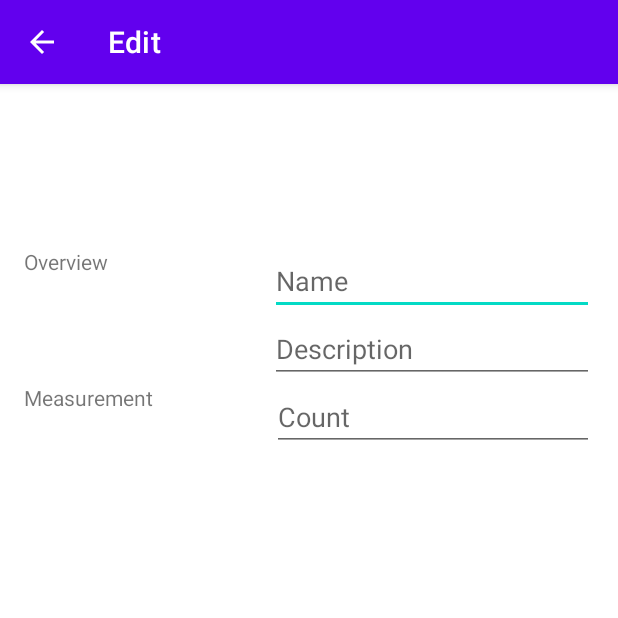
After one commit to parth-sh/inventory_app, an Android app: the EditorActivity screen opened directly, with no data from a screen before it, on a phone screen of 412 x 824 dp, the top half of it. The commit adds this screen. Run offline under Robolectric (Android 15) with nearby library versions, the phone set to English and light mode, and no system bars.

Commit message:
editor activity added

```diff
--- a/app/src/main/AndroidManifest.xml
+++ b/app/src/main/AndroidManifest.xml
@@ -2,17 +2,19 @@
 <manifest xmlns:android="http://schemas.android.com/apk/res/android"
     package="com.example.inventory_app">
 
-    <!--Hardware acceleration is required since TextureView is used. zxing-->
-
     <application
         android:allowBackup="true"
+        android:hardwareAccelerated="true"
         android:icon="@mipmap/ic_launcher"
         android:label="@string/app_name"
         android:roundIcon="@mipmap/ic_launcher_round"
         android:supportsRtl="true"
-        android:theme="@style/Theme.Inventory_app"
-        android:hardwareAccelerated="true"
-        >
+        android:theme="@style/Theme.Inventory_app">
+        <activity
+            android:name=".EditorActivity"
+            android:label="Edit"
+            android:parentActivityName=".CatalogActivity"
+            android:exported="false" />
         <activity
             android:name=".CatalogActivity"
             android:exported="true">
--- a/app/src/main/java/com/example/inventory_app/CatalogActivity.java
+++ b/app/src/main/java/com/example/inventory_app/CatalogActivity.java
@@ -3,6 +3,7 @@ package com.example.inventory_app;
 import androidx.activity.result.ActivityResultLauncher;
 import androidx.appcompat.app.AppCompatActivity;
 
+import android.content.Intent;
 import android.os.Bundle;
 import android.view.View;
 import android.widget.Toast;
@@ -20,7 +21,9 @@ public class CatalogActivity extends AppCompatActivity {
             if(result.getContents() == null) {
                 Toast.makeText(CatalogActivity.this, "Cancelled", Toast.LENGTH_LONG).show();
             } else {
-                Toast.makeText(CatalogActivity.this, "Scanned: " + result.getContents(), Toast.LENGTH_LONG).show();
+                Intent intent = new Intent(CatalogActivity.this, EditorActivity.class);
+                intent.putExtra("SCANNED_CODE",result.getContents());
+                startActivity(intent);
             }
     });
 
--- /dev/null
+++ b/app/src/main/java/com/example/inventory_app/EditorActivity.java
@@ -0,0 +1,30 @@
+package com.example.inventory_app;
+
+import androidx.appcompat.app.AppCompatActivity;
+
+import android.os.Bundle;
+import android.widget.EditText;
+import android.widget.TextView;
+
+public class EditorActivity extends AppCompatActivity {
+    TextView textViewScannedCode;
+    EditText editTextItemName;
+    EditText editTextItemDescription;
+    EditText editTextItemCount;
+
+    @Override
+    protected void onCreate(Bundle savedInstanceState) {
+        super.onCreate(savedInstanceState);
+        setContentView(R.layout.activity_editor);
+
+        String scanned_code = getIntent().getStringExtra("SCANNED_CODE");
+
+        textViewScannedCode = findViewById(R.id.textViewScannedCode);
+        editTextItemName = findViewById(R.id.edit_item_name);
+        editTextItemDescription = findViewById(R.id.edit_item_description);
+        editTextItemCount = findViewById(R.id.edit_item_count);
+
+        textViewScannedCode.setText(scanned_code);
+        textViewScannedCode.setTextSize(getResources().getDimension(R.dimen.text_size));
+    }
+}
--- /dev/null
+++ b/app/src/main/res/layout/activity_editor.xml
@@ -0,0 +1,93 @@
+<?xml version="1.0" encoding="utf-8"?>
+<LinearLayout xmlns:android="http://schemas.android.com/apk/res/android"
+    xmlns:app="http://schemas.android.com/apk/res-auto"
+    xmlns:tools="http://schemas.android.com/tools"
+    android:layout_width="match_parent"
+    android:layout_height="match_parent"
+    android:orientation="vertical"
+    tools:context=".EditorActivity">
+    <TextView
+        android:id="@+id/textViewScannedCode"
+        android:layout_width="match_parent"
+        android:layout_height="wrap_content"
+        android:layout_margin="@dimen/activity_margin"
+        android:gravity="center"
+        android:textColor="@color/black"
+        android:textStyle="bold" />
+
+    <LinearLayout
+        android:layout_width="match_parent"
+        android:layout_height="match_parent"
+        android:layout_margin="@dimen/activity_margin"
+        android:orientation="vertical">
+
+        <LinearLayout
+            android:layout_width="match_parent"
+            android:layout_height="wrap_content"
+            android:orientation="horizontal">
+
+            <!-- Label -->
+
+            <!-- Input fields -->
+
+            <TextView
+                android:layout_width="wrap_content"
+                android:layout_height="wrap_content"
+                android:layout_weight="1"
+                android:text="@string/category_overview" />
+
+            <LinearLayout
+                android:layout_width="0dp"
+                android:layout_height="wrap_content"
+                android:layout_weight="2"
+                android:orientation="vertical">
+
+                <!-- Name field -->
+                <EditText
+                    android:id="@+id/edit_item_name"
+                    android:layout_width="match_parent"
+                    android:layout_height="wrap_content"
+                    android:hint="@string/hint_item_name"
+                    android:inputType="textCapWords" />
+
+                <!-- Description field -->
+                <EditText
+                    android:id="@+id/edit_item_description"
+                    android:layout_width="match_parent"
+                    android:layout_height="wrap_content"
+                    android:hint="@string/hint_item_description"
+                    android:inputType="textCapWords" />
+            </LinearLayout>
+        </LinearLayout>
+
+        <LinearLayout
+            android:layout_width="match_parent"
+            android:layout_height="wrap_content"
+            android:orientation="horizontal">
+
+            <!-- Label -->
+            <TextView
+                android:layout_width="wrap_content"
+                android:layout_height="wrap_content"
+                android:layout_weight="1"
+                android:text="@string/category_count" />
+
+            <!-- Input fields -->
+            <LinearLayout
+                android:layout_width="wrap_content"
+                android:layout_height="wrap_content"
+                android:layout_weight="2"
+                android:orientation="vertical">
+
+                <!-- Count field -->
+                <EditText
+                    android:id="@+id/edit_item_count"
+                    android:layout_width="match_parent"
+                    android:layout_height="wrap_content"
+                    android:hint="@string/hint_item_count"
+                    android:inputType="number" />
+            </LinearLayout>
+        </LinearLayout>
+    </LinearLayout>
+
+</LinearLayout>
--- /dev/null
+++ b/app/src/main/res/values/dimens.xml
@@ -0,0 +1,11 @@
+<?xml version="1.0" encoding="utf-8"?>
+<resources>
+    <!-- Margin around the floating action button in CatalogActivity -->
+    <dimen name="fab_margin">16dp</dimen>
+
+    <!-- Common margin value used throughout the app -->
+    <dimen name="activity_margin">16dp</dimen>
+
+    <!-- Common text_size value used throughout the app -->
+    <dimen name="text_size">30sp</dimen>
+</resources>
--- a/app/src/main/res/values/strings.xml
+++ b/app/src/main/res/values/strings.xml
@@ -1,3 +1,8 @@
 <resources>
     <string name="app_name">Inventory</string>
+    <string name="category_overview">Overview</string>
+    <string name="hint_item_name">Name</string>
+    <string name="hint_item_description">Description</string>
+    <string name="category_count">Measurement</string>
+    <string name="hint_item_count">Count</string>
 </resources>
```
